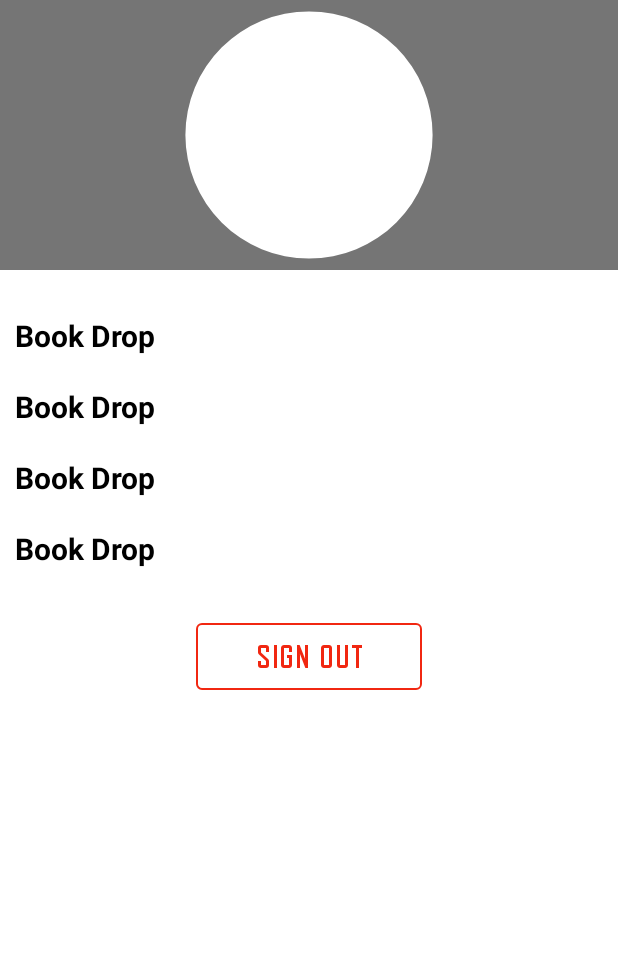
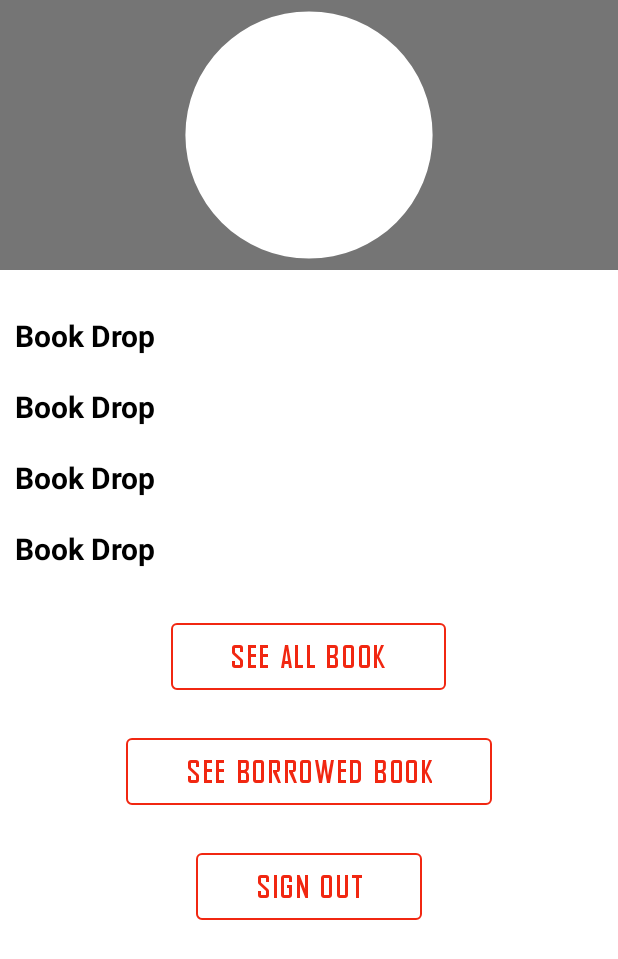
Before and after one commit to Fantastic-Four-CSC-370/Book-Drop, an Android app: the layout activity_teacher_dashboard.xml on its own in the app's theme, with its tools: preview values and no code run, on a phone screen of 412 x 824 dp. Shown: the top 959 px of the screen. Run offline under Robolectric (Android 15) with nearby library versions, the phone set to English and light mode, and no system bars; network calls fail.

Commit message:
REV 13/04/21

```diff
--- a/app/src/main/AndroidManifest.xml
+++ b/app/src/main/AndroidManifest.xml
@@ -19,9 +19,9 @@
         android:usesCleartextTraffic="true">
         <activity android:name=".BorrowRequestPage"></activity>
         <activity android:name=".BookDetail" />
-        <activity android:name=".LibrarianDashboard" />
-        <activity android:name=".TeacherDashboard" />
-        <activity android:name=".StudentDashboard" />
+        <activity android:name=".librarian.LibrarianDashboard" />
+        <activity android:name=".teacher.TeacherDashboard" />
+        <activity android:name=".student.StudentDashboard" />
         <activity android:name=".TakeInformationForm" />
         <activity android:name=".signupForm" />
         <activity android:name=".LoginActivity" />
--- a/app/src/main/java/root/radium/bookdrop/LoginActivity.java
+++ b/app/src/main/java/root/radium/bookdrop/LoginActivity.java
@@ -20,15 +20,15 @@ import com.google.android.gms.tasks.Task;
 import com.google.firebase.auth.AuthResult;
 import com.google.firebase.auth.FirebaseAuth;
 import com.google.firebase.auth.FirebaseUser;
-import com.google.firebase.database.DatabaseReference;
-import com.google.firebase.database.FirebaseDatabase;
 import com.google.firebase.firestore.DocumentReference;
 import com.google.firebase.firestore.DocumentSnapshot;
 import com.google.firebase.firestore.FirebaseFirestore;
 
 import code.fortomorrow.easysharedpref.EasySharedPref;
-import root.radium.bookdrop.SupportingClass.LSData;
 import root.radium.bookdrop.SupportingClass.Users;
+import root.radium.bookdrop.librarian.LibrarianDashboard;
+import root.radium.bookdrop.student.StudentDashboard;
+import root.radium.bookdrop.teacher.TeacherDashboard;
 
 public class LoginActivity extends AppCompatActivity {
     final String TAG = "loginForm";
--- a/app/src/main/java/root/radium/bookdrop/LibrarianDashboard.java
+++ b/app/src/main/java/root/radium/bookdrop/librarian/LibrarianDashboard.java
@@ -1,4 +1,4 @@
-package root.radium.bookdrop;
+package root.radium.bookdrop.librarian;
 
 import androidx.annotation.NonNull;
 import androidx.appcompat.app.AppCompatActivity;
@@ -22,6 +22,8 @@ import com.google.firebase.firestore.DocumentSnapshot;
 import com.google.firebase.firestore.FirebaseFirestore;
 import com.squareup.picasso.Picasso;
 
+import root.radium.bookdrop.LoginActivity;
+import root.radium.bookdrop.R;
 import root.radium.bookdrop.SupportingClass.Users;
 
 public class LibrarianDashboard extends AppCompatActivity {
--- a/app/src/main/res/layout/activity_librarian_dashboard.xml
+++ b/app/src/main/res/layout/activity_librarian_dashboard.xml
@@ -4,7 +4,7 @@
     xmlns:tools="http://schemas.android.com/tools"
     android:layout_width="match_parent"
     android:layout_height="match_parent"
-    tools:context=".LibrarianDashboard">
+    tools:context=".librarian.LibrarianDashboard">
     <RelativeLayout
         android:id="@+id/picContainer"
         android:layout_width="match_parent"
--- a/app/src/main/res/layout/activity_student_dashboard.xml
+++ b/app/src/main/res/layout/activity_student_dashboard.xml
@@ -4,7 +4,7 @@
     android:layout_width="match_parent"
     android:layout_height="match_parent"
     xmlns:app="http://schemas.android.com/apk/res-auto"
-    tools:context=".StudentDashboard">
+    tools:context=".student.StudentDashboard">
 
     <RelativeLayout
         android:id="@+id/picContainer"
--- a/app/src/main/res/layout/activity_teacher_dashboard.xml
+++ b/app/src/main/res/layout/activity_teacher_dashboard.xml
@@ -4,7 +4,7 @@
     xmlns:tools="http://schemas.android.com/tools"
     android:layout_width="match_parent"
     android:layout_height="match_parent"
-    tools:context=".TeacherDashboard">
+    tools:context=".teacher.TeacherDashboard">
     <RelativeLayout
         android:id="@+id/picContainer"
         android:layout_width="match_parent"
@@ -63,6 +63,35 @@
             android:textColor="@color/black"
             android:textSize="20sp"
             android:textStyle="bold" />
+
+        <com.google.android.material.button.MaterialButton
+            android:id="@+id/tShowBooks"
+            style="?attr/materialButtonOutlinedStyle"
+            android:layout_width="wrap_content"
+            android:layout_height="wrap_content"
+            android:layout_gravity="center_horizontal"
+            android:layout_marginTop="20dp"
+            android:fontFamily="@font/agencyb"
+            android:paddingHorizontal="40dp"
+            android:paddingVertical="10dp"
+            android:text="See all Book"
+            android:textSize="20sp"
+            app:strokeColor="@color/primary"/>
+
+        <com.google.android.material.button.MaterialButton
+            android:id="@+id/tShowBorrowBooks"
+            style="?attr/materialButtonOutlinedStyle"
+            android:layout_width="wrap_content"
+            android:layout_height="wrap_content"
+            android:layout_gravity="center_horizontal"
+            android:layout_marginTop="20dp"
+            android:fontFamily="@font/agencyb"
+            android:paddingHorizontal="40dp"
+            android:paddingVertical="10dp"
+            android:text="See Borrowed Book"
+            android:textSize="20sp"
+            app:strokeColor="@color/primary"/>
+
         <com.google.android.material.button.MaterialButton
             android:id="@+id/TSignOut"
             style="?attr/materialButtonOutlinedStyle"
```
Also changed, not shown: app/src/main/java/root/radium/bookdrop/Adapters/BorrowBooksAdapter.java (+25 -2 lines), app/src/main/java/root/radium/bookdrop/BookDetail.java (+10 -3 lines), app/src/main/java/root/radium/bookdrop/BorrowRequestPage.java (+2 -6 lines), app/src/main/java/root/radium/bookdrop/SupportingClass/BorrowDetails.java (+12 -3 lines), app/src/main/java/root/radium/bookdrop/TakeInformationForm.java (+14 -6 lines), app/src/main/java/root/radium/bookdrop/student/StudentDashboard.java (renamed from app/src/main/java/root/radium/bookdrop/StudentDashboard.java, +6 -7 lines), app/src/main/java/root/radium/bookdrop/teacher/TeacherDashboard.java (renamed from app/src/main/java/root/radium/bookdrop/TeacherDashboard.java, +20 -1 lines), app/src/main/res/layout/borrowsinglebook.xml (+13 -0 lines).
